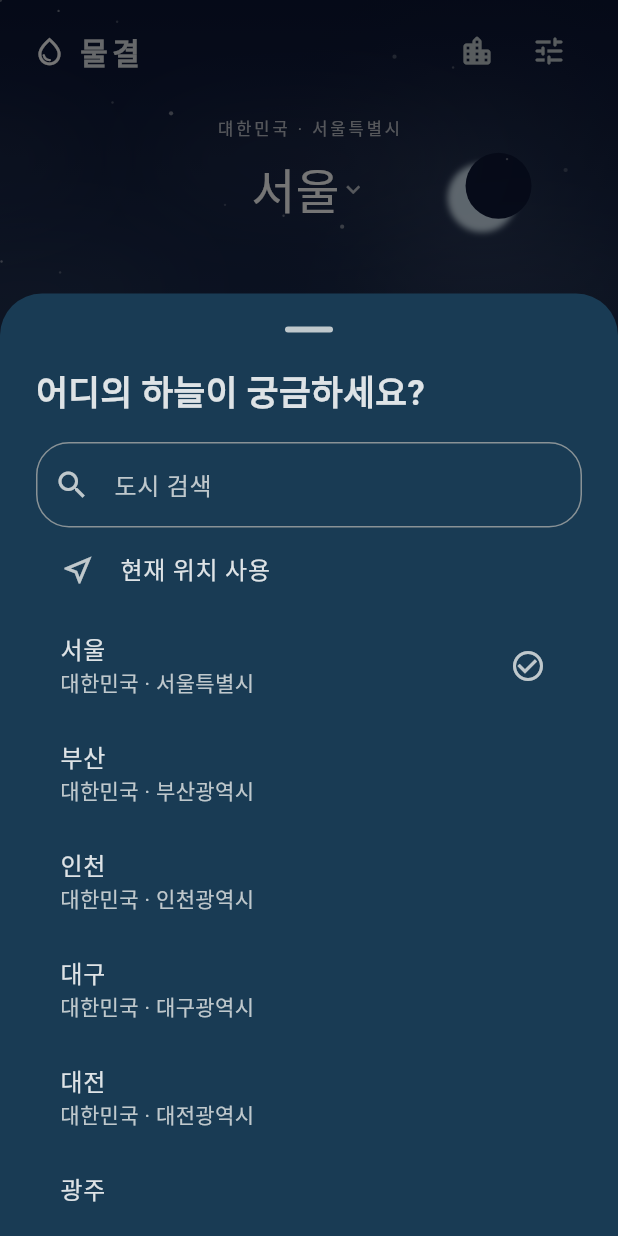
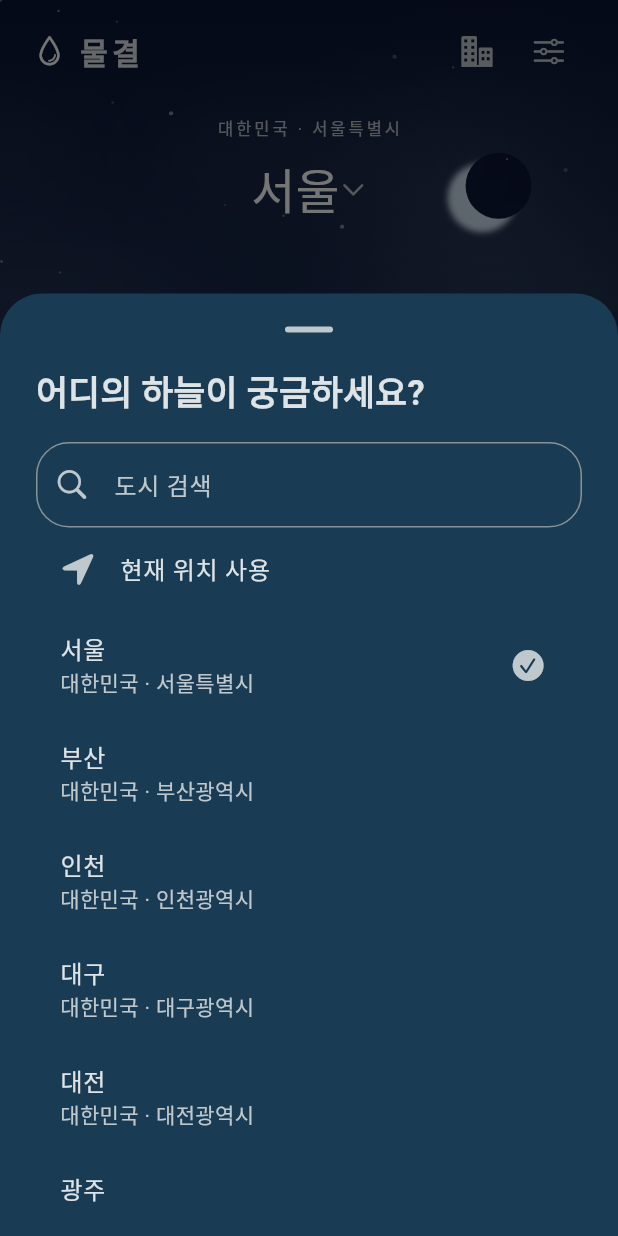
Before and after one commit to limhiru/weather, a Flutter app: the screen it shows after launch, after a tap on "서울", on a phone screen of 412 x 824 dp. Run offline on Flutter 3.47's test engine with Material 3 defaults, Android fonts, the phone set to English and light mode, and no system bars; our stand-ins replace flutter_secure_storage, geolocator, shared_preferences; Roboto replaces fonts that are missing (Pretendard).

Commit message:
feat: use iPhone-style icons on Android

```diff
--- a/android_app/lib/main.dart
+++ b/android_app/lib/main.dart
@@ -1,4 +1,5 @@
 import 'dart:async';
+import 'package:flutter/cupertino.dart';
 import 'package:flutter/foundation.dart';
 import 'package:flutter/material.dart';
 import 'package:flutter/services.dart';
@@ -40,11 +41,12 @@ class WeatherApp extends StatelessWidget {
 }
 
 IconData weatherIcon(String condition) => switch (condition) {
-  'rain' => Icons.water_drop_rounded,
-  'snow' => Icons.ac_unit_rounded,
-  'sleet' => Icons.grain_rounded,
-  'cloudy' || 'overcast' => Icons.cloud_rounded,
-  _ => Icons.wb_sunny_rounded,
+  'rain' => CupertinoIcons.cloud_rain_fill,
+  'snow' => CupertinoIcons.cloud_snow_fill,
+  'sleet' => CupertinoIcons.cloud_sleet_fill,
+  'cloudy' => CupertinoIcons.cloud_sun_fill,
+  'overcast' => CupertinoIcons.cloud_fill,
+  _ => CupertinoIcons.sun_max_fill,
 };
 
 class WeatherHome extends StatefulWidget {
@@ -240,7 +242,7 @@ class _WeatherHomeState extends State<WeatherHome> with WidgetsBindingObserver {
                     TextField(
                       onChanged: (v) => setModal(() => query = v),
                       decoration: const InputDecoration(
-                        prefixIcon: Icon(Icons.search),
+                        prefixIcon: Icon(CupertinoIcons.search),
                         hintText: '도시 검색',
                         border: OutlineInputBorder(
                           borderRadius: BorderRadius.all(Radius.circular(22)),
@@ -248,7 +250,7 @@ class _WeatherHomeState extends State<WeatherHome> with WidgetsBindingObserver {
                       ),
                     ),
                     ListTile(
-                      leading: const Icon(Icons.near_me_outlined),
+                      leading: const Icon(CupertinoIcons.location_fill),
                       title: const Text('현재 위치 사용'),
                       onTap: locate,
                     ),
@@ -265,7 +267,9 @@ class _WeatherHomeState extends State<WeatherHome> with WidgetsBindingObserver {
                                 title: Text(p.name),
                                 subtitle: Text(p.region),
                                 trailing: place.name == p.name
-                                    ? const Icon(Icons.check_circle_outline)
+                                    ? const Icon(
+                                        CupertinoIcons.checkmark_circle_fill,
+                                      )
                                     : null,
                                 onTap: () {
                                   Navigator.pop(context);
@@ -499,7 +503,7 @@ class _WeatherHomeState extends State<WeatherHome> with WidgetsBindingObserver {
                 children: [
                   Row(
                     children: [
-                      const Icon(Icons.water_drop_outlined, size: 22),
+                      const Icon(CupertinoIcons.drop, size: 22),
                       const SizedBox(width: 8),
                       const Text(
                         '물결',
@@ -513,12 +517,12 @@ class _WeatherHomeState extends State<WeatherHome> with WidgetsBindingObserver {
                       IconButton(
                         tooltip: '도시 선택',
                         onPressed: citySheet,
-                        icon: const Icon(Icons.location_city_rounded),
+                        icon: const Icon(CupertinoIcons.building_2_fill),
                       ),
                       IconButton(
                         tooltip: '설정',
                         onPressed: settings,
-                        icon: const Icon(Icons.tune_rounded),
+                        icon: const Icon(CupertinoIcons.slider_horizontal_3),
                       ),
                     ],
                   ),
@@ -547,7 +551,10 @@ class _WeatherHomeState extends State<WeatherHome> with WidgetsBindingObserver {
                               color: Colors.white,
                             ),
                           ),
-                          const Icon(Icons.expand_more, color: Colors.white70),
+                          const Icon(
+                            CupertinoIcons.chevron_down,
+                            color: Colors.white70,
+                          ),
                         ],
                       ),
                     ),
@@ -591,7 +598,7 @@ class _WeatherHomeState extends State<WeatherHome> with WidgetsBindingObserver {
                   if (weather == null && !loading) ...[
                     const SizedBox(height: 60),
                     const Icon(
-                      Icons.water_drop_outlined,
+                      CupertinoIcons.drop,
                       size: 70,
                       color: Color(0xffb3e6ff),
                     ),
@@ -686,8 +693,8 @@ class _WeatherHomeState extends State<WeatherHome> with WidgetsBindingObserver {
                         children: [
                           Icon(
                             umbrellaNeeded
-                                ? Icons.umbrella_rounded
-                                : Icons.wb_sunny_outlined,
+                                ? CupertinoIcons.umbrella_fill
+                                : CupertinoIcons.sun_max,
                             color: const Color(0xffb6e3fb),
                           ),
                           const SizedBox(width: 12),
@@ -724,7 +731,7 @@ class _WeatherHomeState extends State<WeatherHome> with WidgetsBindingObserver {
                         crossAxisAlignment: CrossAxisAlignment.start,
                         children: [
                           sectionTitle(
-                            Icons.schedule,
+                            CupertinoIcons.clock,
                             '시간별 예보',
                             '24시간 · 날짜별 3일',
                           ),
@@ -827,7 +834,7 @@ class _WeatherHomeState extends State<WeatherHome> with WidgetsBindingObserver {
                       child: Column(
                         children: [
                           sectionTitle(
-                            Icons.calendar_today_outlined,
+                            CupertinoIcons.calendar_today,
                             '날짜별 예보',
                             '기상청 최저·최고',
                           ),
@@ -909,7 +916,7 @@ class _WeatherHomeState extends State<WeatherHome> with WidgetsBindingObserver {
                       children: [
                         Expanded(
                           child: metric(
-                            Icons.water_drop_outlined,
+                            CupertinoIcons.drop,
                             '습도',
                             numberText(weather.current['humidity'], '%'),
                             '공기 속 수분',
@@ -918,7 +925,7 @@ class _WeatherHomeState extends State<WeatherHome> with WidgetsBindingObserver {
                         const SizedBox(width: 14),
                         Expanded(
                           child: metric(
-                            Icons.air_rounded,
+                            CupertinoIcons.wind,
                             '바람',
                             weather.current['windSpeed'] == null
                                 ? '—'
@@ -933,7 +940,7 @@ class _WeatherHomeState extends State<WeatherHome> with WidgetsBindingObserver {
                       child: Row(
                         children: [
                           const Icon(
-                            Icons.water_drop_outlined,
+                            CupertinoIcons.drop,
                             color: Color(0xffb6e3fb),
                           ),
                           const SizedBox(width: 14),
@@ -953,7 +960,7 @@ class _WeatherHomeState extends State<WeatherHome> with WidgetsBindingObserver {
                       child: Row(
                         children: [
                           const Icon(
-                            Icons.umbrella_outlined,
+                            CupertinoIcons.umbrella,
                             color: Color(0xffb6e3fb),
                           ),
                           const SizedBox(width: 14),
--- a/android_app/lib/version.dart
+++ b/android_app/lib/version.dart
@@ -1,2 +1,2 @@
 // Generated by scripts/version.py.
-const appVersion = '1.0.10';
+const appVersion = '1.0.11';
--- a/android_app/pubspec.yaml
+++ b/android_app/pubspec.yaml
@@ -16,7 +16,7 @@ publish_to: 'none' # Remove this line if you wish to publish to pub.dev
 # https://developer.apple.com/library/archive/documentation/General/Reference/InfoPlistKeyReference/Articles/CoreFoundationKeys.html
 # In Windows, build-name is used as the major, minor, and patch parts
 # of the product and file versions while build-number is used as the build suffix.
-version: 1.0.10+11
+version: 1.0.11+12
 
 environment:
   sdk: ^3.12.1
```
Also changed, not shown: 5 other files.
